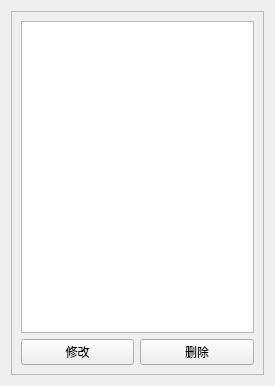
The window that view/equipmentManage/kchangemanage.ui (JunWang666/LabNexus) describes before a commit, drawn with Qt 5.
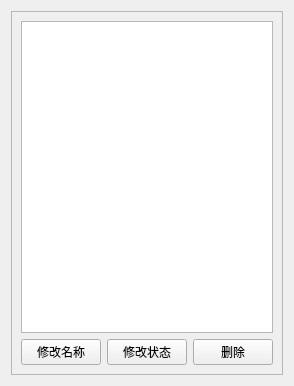
The same window after the commit.

Commit message: 系统管理修改1

What changed in the file:
```diff
--- a/view/equipmentManage/kchangemanage.ui
+++ b/view/equipmentManage/kchangemanage.ui
@@ -23,23 +23,30 @@
       <enum>QFrame::Shadow::Raised</enum>
      </property>
      <layout class="QGridLayout" name="gridLayout">
-      <item row="1" column="0">
-       <widget class="QPushButton" name="changeButton">
-        <property name="text">
-         <string>修改</string>
-        </property>
-       </widget>
-      </item>
-      <item row="0" column="0" colspan="2">
+      <item row="0" column="0" colspan="3">
        <widget class="QTableView" name="tableView_change"/>
       </item>
-      <item row="1" column="1">
+      <item row="1" column="2">
        <widget class="QPushButton" name="deleteButton">
         <property name="text">
          <string>删除</string>
         </property>
        </widget>
       </item>
+      <item row="1" column="0">
+       <widget class="QPushButton" name="changeButton">
+        <property name="text">
+         <string>修改名称</string>
+        </property>
+       </widget>
+      </item>
+      <item row="1" column="1">
+       <widget class="QPushButton" name="statusButton">
+        <property name="text">
+         <string>修改状态</string>
+        </property>
+       </widget>
+      </item>
      </layout>
     </widget>
    </item>
```
The commit also changes 8 other files.
